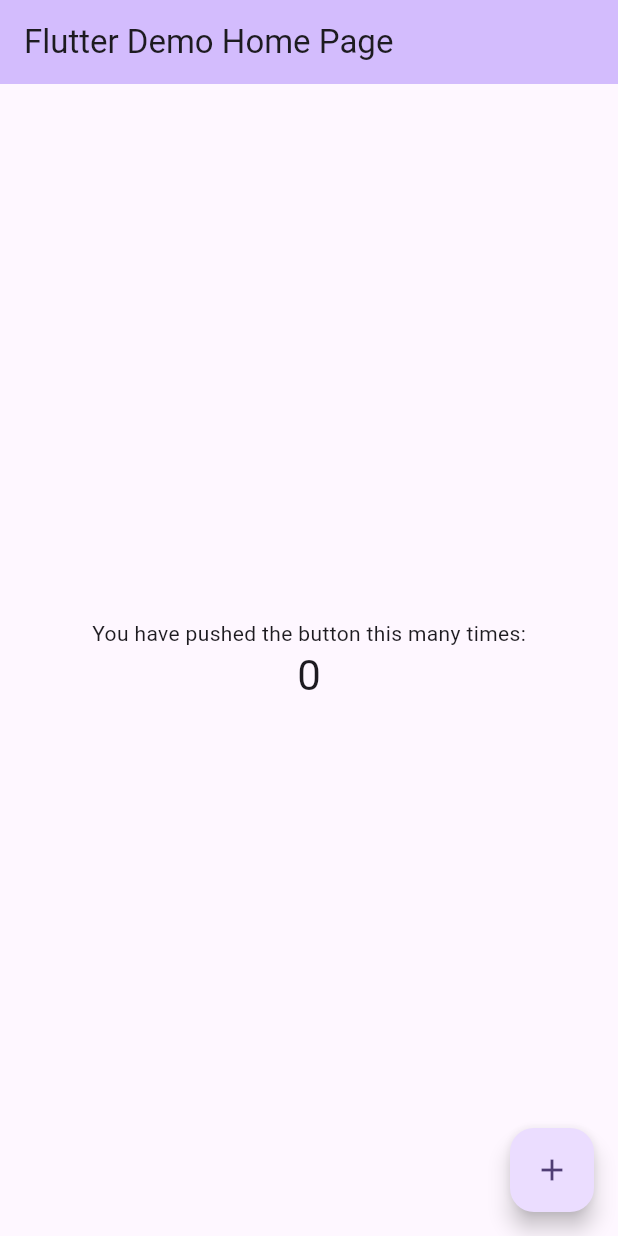
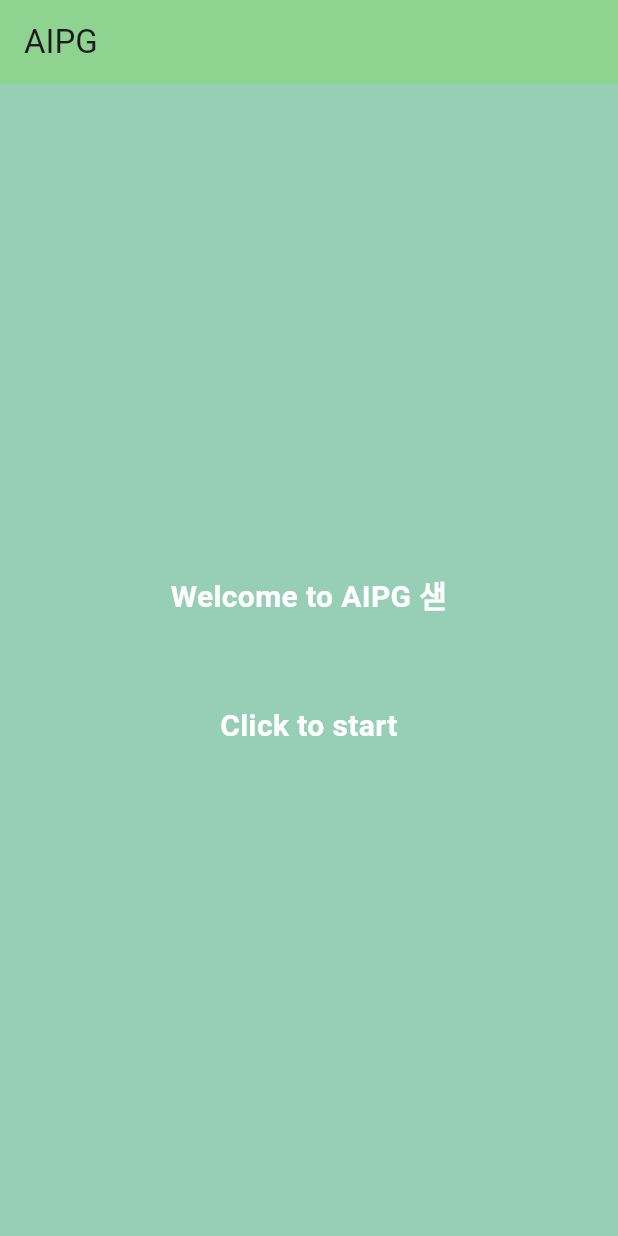
Before and after one commit to lmwmason/AI_Problem_Generator, a Flutter app: the screen it shows after launch, on a phone screen of 412 x 824 dp. Run offline on Flutter 3.47's test engine with Material 3 defaults, Android fonts, the phone set to English and light mode, and no system bars; Roboto replaces fonts that are missing (sbAgroB, sbAgroM); project files that could hold a hidden picture were left out.

Commit message:
Main page to login page

```diff
--- /dev/null
+++ b/ai_problem_generator/lib/login_page.dart
@@ -0,0 +1,46 @@
+import 'package:flutter/material.dart';
+
+class MyApp extends StatelessWidget {
+  const MyApp({super.key});
+
+  @override
+  Widget build(BuildContext context) {
+    return MaterialApp(
+      title: 'AIPG - 인공지능 문제 생성기',
+      theme: ThemeData(
+        // Use a predefined MaterialColor from the Colors class
+        primarySwatch: Colors.green, // Fix: Changed to a valid MaterialColor
+      ),
+      home: const MyApp(),
+    );
+  }
+}
+
+
+class Login extends StatelessWidget {
+  const Login({super.key});
+  @override
+  Widget build(BuildContext context) {
+
+    return MaterialApp(
+
+
+      home: Scaffold(
+        appBar: AppBar(
+          title: const Text("Login", style: TextStyle(fontFamily: 'sbAgroB')),
+          leading: IconButton(
+              onPressed: () {
+                Navigator.pop(context);
+              },
+              icon: const Icon(Icons.arrow_back)),
+        ),
+        body: const Center(
+          child: Image(
+            image: NetworkImage(
+                "https://firebase.google.com/static/images/brand-guidelines/logo-vertical.png?hl=ko"),
+          ),
+        ),
+      ),
+    );
+  }
+}
--- a/ai_problem_generator/lib/main.dart
+++ b/ai_problem_generator/lib/main.dart
@@ -1,4 +1,5 @@
 import 'package:flutter/material.dart';
+import 'package:ai_problem_generator/login_page.dart';
 
 void main() {
   runApp(const MyApp());
@@ -7,116 +8,57 @@ void main() {
 class MyApp extends StatelessWidget {
   const MyApp({super.key});
 
-  // This widget is the root of your application.
   @override
   Widget build(BuildContext context) {
     return MaterialApp(
-      title: 'Flutter Demo',
+      title: 'AIPG - 인공지능 문제 생성기',
       theme: ThemeData(
-        // This is the theme of your application.
-        //
-        // TRY THIS: Try running your application with "flutter run". You'll see
-        // the application has a purple toolbar. Then, without quitting the app,
-        // try changing the seedColor in the colorScheme below to Colors.green
-        // and then invoke "hot reload" (save your changes or press the "hot
-        // reload" button in a Flutter-supported IDE, or press "r" if you used
-        // the command line to start the app).
-        //
-        // Notice that the counter didn't reset back to zero; the application
-        // state is not lost during the reload. To reset the state, use hot
-        // restart instead.
-        //
-        // This works for code too, not just values: Most code changes can be
-        // tested with just a hot reload.
-        colorScheme: ColorScheme.fromSeed(seedColor: Colors.deepPurple),
+        // Use a predefined MaterialColor from the Colors class
+        primarySwatch: Colors.green, // Fix: Changed to a valid MaterialColor
       ),
-      home: const MyHomePage(title: 'Flutter Demo Home Page'),
+      home: const MyHomePage(),
     );
   }
 }
 
-class MyHomePage extends StatefulWidget {
-  const MyHomePage({super.key, required this.title});
-
-  // This widget is the home page of your application. It is stateful, meaning
-  // that it has a State object (defined below) that contains fields that affect
-  // how it looks.
-
-  // This class is the configuration for the state. It holds the values (in this
-  // case the title) provided by the parent (in this case the App widget) and
-  // used by the build method of the State. Fields in a Widget subclass are
-  // always marked "final".
-
-  final String title;
-
-  @override
-  State<MyHomePage> createState() => _MyHomePageState();
-}
-
-class _MyHomePageState extends State<MyHomePage> {
-  int _counter = 0;
-
-  void _incrementCounter() {
-    setState(() {
-      // This call to setState tells the Flutter framework that something has
-      // changed in this State, which causes it to rerun the build method below
-      // so that the display can reflect the updated values. If we changed
-      // _counter without calling setState(), then the build method would not be
-      // called again, and so nothing would appear to happen.
-      _counter++;
-    });
-  }
+class MyHomePage extends StatelessWidget {
+  const MyHomePage({super.key});
 
   @override
   Widget build(BuildContext context) {
-    // This method is rerun every time setState is called, for instance as done
-    // by the _incrementCounter method above.
-    //
-    // The Flutter framework has been optimized to make rerunning build methods
-    // fast, so that you can just rebuild anything that needs updating rather
-    // than having to individually change instances of widgets.
     return Scaffold(
       appBar: AppBar(
-        // TRY THIS: Try changing the color here to a specific color (to
-        // Colors.amber, perhaps?) and trigger a hot reload to see the AppBar
-        // change color while the other colors stay the same.
-        backgroundColor: Theme.of(context).colorScheme.inversePrimary,
-        // Here we take the value from the MyHomePage object that was created by
-        // the App.build method, and use it to set our appbar title.
-        title: Text(widget.title),
+        title: const Text('AIPG', style: TextStyle(fontFamily: 'sbAgroB')),
+        backgroundColor: const Color.fromARGB(255, 143, 211, 145),
       ),
       body: Center(
-        // Center is a layout widget. It takes a single child and positions it
-        // in the middle of the parent.
-        child: Column(
-          // Column is also a layout widget. It takes a list of children and
-          // arranges them vertically. By default, it sizes itself to fit its
-          // children horizontally, and tries to be as tall as its parent.
-          //
-          // Column has various properties to control how it sizes itself and
-          // how it positions its children. Here we use mainAxisAlignment to
-          // center the children vertically; the main axis here is the vertical
-          // axis because Columns are vertical (the cross axis would be
-          // horizontal).
-          //
-          // TRY THIS: Invoke "debug painting" (choose the "Toggle Debug Paint"
-          // action in the IDE, or press "p" in the console), to see the
-          // wireframe for each widget.
-          mainAxisAlignment: MainAxisAlignment.center,
-          children: <Widget>[
-            const Text('You have pushed the button this many times:'),
-            Text(
-              '$_counter',
-              style: Theme.of(context).textTheme.headlineMedium,
+        child: GestureDetector(
+          onTap: () {
+            Navigator.push(
+              context,
+              MaterialPageRoute(
+                builder: (_) => const Login(),
+              ),
+            );
+          },
+          child: Container(
+            width: MediaQuery.of(context).size.width,
+            height: MediaQuery.of(context).size.height,
+            color: const Color.fromARGB(255, 151, 207, 182),
+            child: const Center(
+              child: Text(
+                'Welcome to AIPG 샏\n\n\nClick to start',
+                style: TextStyle(
+                    color: Color.fromARGB(255, 255, 255, 255),
+                    fontSize: 20,
+                    fontFamily: 'sbAgroM',
+                    fontWeight: FontWeight.bold),
+                textAlign: TextAlign.center,
+              ),
             ),
-          ],
+          ),
         ),
       ),
-      floatingActionButton: FloatingActionButton(
-        onPressed: _incrementCounter,
-        tooltip: 'Increment',
-        child: const Icon(Icons.add),
-      ), // This trailing comma makes auto-formatting nicer for build methods.
     );
   }
 }
```
Also changed, not shown: ai_problem_generator/pubspec.yaml (+13 -18 lines), ai_problem_generator/assets/fonts/SB_agro_B.ttf (added), ai_problem_generator/assets/fonts/SB_agro_L.ttf (added), ai_problem_generator/assets/fonts/SB_agro_M.ttf (added).
